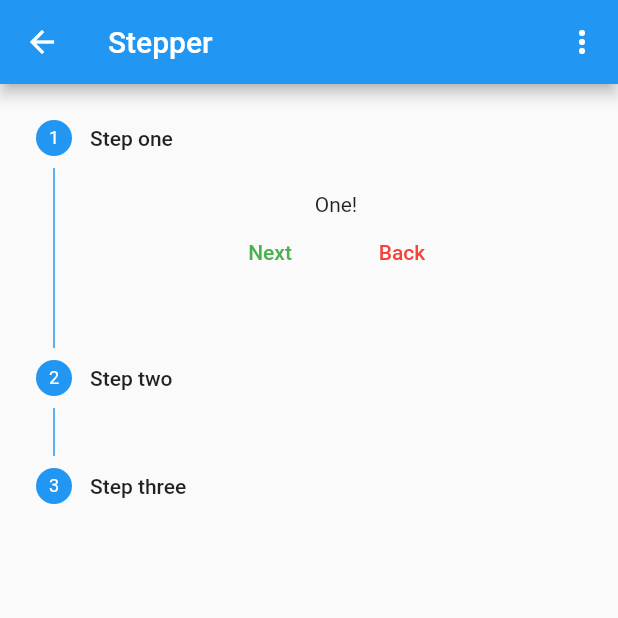
After one commit to Goolpe/flutter_simple, a Flutter app: the ExampleStepper screen opened directly, on a phone screen of 412 x 824 dp, the top half of it. The commit adds this screen. Run offline on Flutter 3.47's test engine with Material 2 defaults, Android fonts, the phone set to English and light mode, and no system bars; our stand-ins replace flutter_masked_text.

Commit message:
add stepper screen

```diff
--- a/lib/examples/home.dart
+++ b/lib/examples/home.dart
@@ -15,6 +15,7 @@ import 'package:flutter_simple/examples/other/exampleButtons.dart';
 import 'package:flutter_simple/examples/other/exampleTextFormFields.dart';
 import 'package:flutter_simple/examples/other/exampleDrawer.dart';
 import 'package:flutter_simple/examples/other/exampleSelections.dart';
+import 'package:flutter_simple/examples/other/exampleStepper.dart';
 
 class Home extends StatelessWidget{
 
@@ -35,8 +36,8 @@ class Home extends StatelessWidget{
     ["Drawer",  ExampleDrawer(), Icons.menu],
     ["Selections", ExampleSelections(), Icons.select_all],
     ["ScrollPhysics",  ExampleScrollPhysics(), Icons.touch_app],
-    ["TextFormFields",  ExampleTextFormFields(), Icons.text_fields],
-
+    ["Stepper",  ExampleStepper(), Icons.linear_scale],
+    ["TextFormFields",  ExampleTextFormFields(), Icons.text_fields]
   ];
 
   @override
--- /dev/null
+++ b/lib/examples/other/exampleStepper.dart
@@ -0,0 +1,102 @@
+import 'package:flutter/material.dart';
+
+class ExampleStepper extends StatefulWidget{
+
+  @override
+  _ExampleStepperState createState() => _ExampleStepperState();
+}
+
+class _ExampleStepperState extends State<ExampleStepper>{
+
+  int currentStep = 0;
+  int _selection = 0;
+
+  @override
+  Widget build(BuildContext context){
+    return Scaffold(
+      appBar: AppBar(
+        title: Text('Stepper'),
+        actions: <Widget>[
+          PopupMenuButton<int>(
+            onSelected: (int result) {
+              setState(() {
+                _selection = result;
+              });
+            },
+            itemBuilder: (BuildContext context) => <PopupMenuEntry<int>>[
+              PopupMenuItem<int>(
+                value: 0,
+                child: Text('Vertical (default)'),
+              ),
+              PopupMenuItem<int>(
+                value: 1,
+                child: Text('Horizontal'),
+              ),
+            ],
+          )
+        ],
+      ),
+      body: Stepper(
+        currentStep: currentStep,
+        type: _selection == 0 ? StepperType.vertical : StepperType.horizontal,
+        steps:  [
+          Step(
+            title: Text("Step one"),
+            content: Text("One!"),
+            isActive: true),
+          Step(
+            title: Text("Step two"),
+            content: Text("Two!"),
+            isActive: true),
+          Step(
+            title: Text("Step three"),
+            content: Text("Three!"),
+            isActive: true),
+        ],
+        onStepTapped: (step) {
+          setState(() {
+            currentStep = step;
+          });
+        },
+        onStepCancel: () {
+          setState(() {
+            if (currentStep > 0) {
+              currentStep = currentStep - 1;
+            } else {
+              currentStep = 0;
+            }
+          });
+        },
+        onStepContinue: () {
+          setState(() {
+            //if current step lesser then list steps length
+            if (currentStep < 2) {
+              currentStep = currentStep + 1;
+            } else {
+              currentStep = 0;
+            }
+          });
+        },
+        controlsBuilder: (BuildContext context, {VoidCallback onStepContinue, VoidCallback onStepCancel}) {
+          return Row(
+            mainAxisAlignment: MainAxisAlignment.center,
+            children: <Widget>[
+              Container(
+                child: FlatButton(
+                  child: Text('Next', style: TextStyle(color: Colors.green)),
+                  onPressed: onStepContinue,
+                ),
+              ),
+              Container(
+                child: FlatButton(
+                  child: Text('Back', style: TextStyle(color: Colors.red)),
+                  onPressed: onStepCancel,
+                ),
+              ),
+            ],
+          );
+        },
+      )
+    );
+  }
+}
```
Also changed, not shown: 1 other file.
